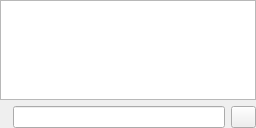
The window that src/ui/recorder/TimersDisplayWidget.ui (ntadej/tano) describes before a commit, drawn with Qt 5.
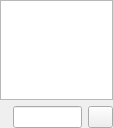
The same window after the commit. Icons and pictures are not drawn.

Diff of the .ui file:
```diff
--- a/src/ui/recorder/TimersDisplayWidget.ui
+++ b/src/ui/recorder/TimersDisplayWidget.ui
@@ -6,7 +6,7 @@
    <rect>
     <x>0</x>
     <y>0</y>
-    <width>256</width>
+    <width>113</width>
     <height>128</height>
    </rect>
   </property>
```
